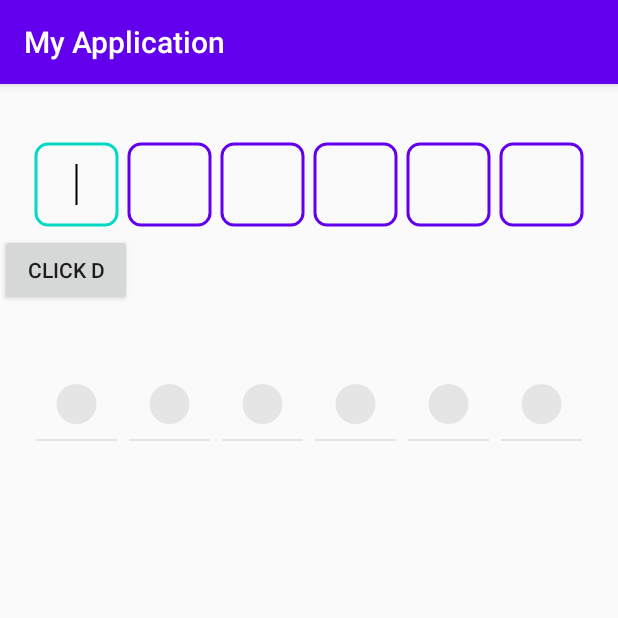
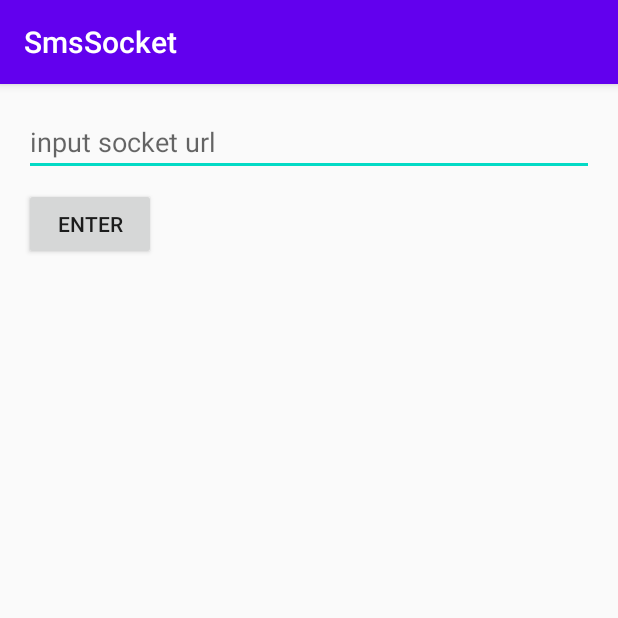
Before and after one commit to khactuan1710/PinEntryAndroidCustom, an Android app: the screen it shows after launch (MainActivity), on a phone screen of 412 x 824 dp, the top half of it. Run offline under Robolectric (Android 15) with nearby library versions, the phone set to English and light mode, and no system bars.

```diff
--- a/app/src/main/java/com/example/myapplication/MainActivity.java
+++ b/app/src/main/java/com/example/myapplication/MainActivity.java
@@ -8,10 +8,13 @@ import android.content.pm.PackageManager;
 import android.media.AudioManager;
 import android.media.MediaPlayer;
 import android.net.Uri;
+import android.support.annotation.NonNull;
 import android.support.v4.app.ActivityCompat;
 import android.support.v4.content.ContextCompat;
 import android.support.v7.app.AppCompatActivity;
 import android.os.Bundle;
+import android.support.v7.widget.AppCompatButton;
+import android.support.v7.widget.AppCompatEditText;
 import android.telephony.SmsManager;
 import android.text.Editable;
 import android.text.TextWatcher;
@@ -21,62 +24,98 @@ import android.widget.Toast;
 
 public class MainActivity extends AppCompatActivity {
 
-    PinEntryEditText pinEntryEditText;
-    Button button;
+//    PinEntryEditText pinEntryEditText;
+//    Button button;
     @Override
     protected void onCreate(Bundle savedInstanceState) {
         super.onCreate(savedInstanceState);
         setContentView(R.layout.activity_main);
-        button = findViewById(R.id.btn);
+//        button = findViewById(R.id.btn);
         Activity activity = this;
-        pinEntryEditText = findViewById(R.id.txt_pin_entry);
+        AppCompatEditText edtUrl = findViewById(R.id.edt);
+        AppCompatButton btnEnter = findViewById(R.id.btn_enter);
+//        pinEntryEditText = findViewById(R.id.txt_pin_entry);
         Intent intent = new Intent(activity, SocketService.class);
         activity.startService(intent);
 
-        button.setOnClickListener(new View.OnClickListener() {
-            @Override
-            public void onClick(View view) {
+        btnEnter.setOnClickListener(view -> {
+            String url = edtUrl.getText().toString().trim();
+            if (!url.isEmpty()) {
+                // Gửi URL mới đến Service
+                Intent intent2 = new Intent(this, SocketService.class);
+                intent2.putExtra("socket_url", url);
+                startService(intent2);
+                Toast.makeText(this, "Socket URL updated to: " + url, Toast.LENGTH_SHORT).show();
+            } else {
+                Toast.makeText(this, "Please enter a valid URL", Toast.LENGTH_SHORT).show();
+            }
+        });
+
+        if (ContextCompat.checkSelfPermission(this, Manifest.permission.RECEIVE_SMS) != PackageManager.PERMISSION_GRANTED) {
+            ActivityCompat.requestPermissions(this, new String[]{Manifest.permission.RECEIVE_SMS}, 1);
+        }
+        if (ContextCompat.checkSelfPermission(getBaseContext(), Manifest.permission.SEND_SMS) != PackageManager.PERMISSION_GRANTED) {
+            ActivityCompat.requestPermissions(activity, new String[]{Manifest.permission.SEND_SMS}, 1);
+        }
+
+//        button.setOnClickListener(new View.OnClickListener() {
+//            @Override
+//            public void onClick(View view) {
 //                if (ContextCompat.checkSelfPermission(getBaseContext(), Manifest.permission.SEND_SMS) != PackageManager.PERMISSION_GRANTED) {
 //                    ActivityCompat.requestPermissions(activity, new String[]{Manifest.permission.SEND_SMS}, 1);
-//                } else {
-//                    sendSms("0343938411", "Mã OTP của bạn là: 123456");
 //                }
-
-
-                Intent intent = new Intent(activity, CallActivity.class);
-                startActivity(intent);
-
-
-//                pinEntryEditText.clearFocus();
+////                if (ContextCompat.checkSelfPermission(getBaseContext(), Manifest.permission.SEND_SMS) != PackageManager.PERMISSION_GRANTED) {
+////                    ActivityCompat.requestPermissions(activity, new String[]{Manifest.permission.SEND_SMS}, 1);
+////                } else {
+////                    sendSms("0343938411", "Mã OTP của bạn là: 123456");
+////                }
 //
 //
+////                Intent intent = new Intent(activity, CallActivity.class);
+////                startActivity(intent);
 //
-//                Integer i = 100;
-//                int b = 100;
-//                Toast.makeText(pinEntryEditText.getContext(), "Độ dài hiện tại: " + i.equals(b), Toast.LENGTH_SHORT).show();
-//                Toast.makeText(pinEntryEditText.getContext(), "Độ dài hiện tại: " + pinEntryEditText.getText().length(), Toast.LENGTH_SHORT).show();
+//
+////                pinEntryEditText.clearFocus();
+////
+////
+////
+////                Integer i = 100;
+////                int b = 100;
+////                Toast.makeText(pinEntryEditText.getContext(), "Độ dài hiện tại: " + i.equals(b), Toast.LENGTH_SHORT).show();
+////                Toast.makeText(pinEntryEditText.getContext(), "Độ dài hiện tại: " + pinEntryEditText.getText().length(), Toast.LENGTH_SHORT).show();
+//            }
+//        });
+//        pinEntryEditText.addTextChangedListener(new TextWatcher() {
+//            @Override
+//            public void beforeTextChanged(CharSequence charSequence, int i, int i1, int i2) {
+//
+//            }
+//
+//            @Override
+//            public void onTextChanged(CharSequence charSequence, int i, int i1, int i2) {
+//
+//            }
+//
+//            @Override
+//            public void afterTextChanged(Editable editable) {
+//                int length = editable.length();
+//
+//                // Hiển thị Toast với độ dài hiện tại
+//                Toast.makeText(pinEntryEditText.getContext(), "Độ dài hiện tại: " + length, Toast.LENGTH_SHORT).show();
+//
+//            }
+//        });
+    }
+
+    @Override
+    public void onRequestPermissionsResult(int requestCode, @NonNull String[] permissions, @NonNull int[] grantResults) {
+        if (requestCode == 1) {
+            if (grantResults.length > 0 && grantResults[0] == PackageManager.PERMISSION_GRANTED) {
+//                Toast.makeText(this, "Permission granted", Toast.LENGTH_SHORT).show();
+            } else {
+//                Toast.makeText(this, "Permission denied", Toast.LENGTH_SHORT).show();
             }
-        });
-        pinEntryEditText.addTextChangedListener(new TextWatcher() {
-            @Override
-            public void beforeTextChanged(CharSequence charSequence, int i, int i1, int i2) {
-
-            }
-
-            @Override
-            public void onTextChanged(CharSequence charSequence, int i, int i1, int i2) {
-
-            }
-
-            @Override
-            public void afterTextChanged(Editable editable) {
-                int length = editable.length();
-
-                // Hiển thị Toast với độ dài hiện tại
-                Toast.makeText(pinEntryEditText.getContext(), "Độ dài hiện tại: " + length, Toast.LENGTH_SHORT).show();
-
-            }
-        });
+        }
     }
 
 
--- a/app/src/main/res/layout/activity_main.xml
+++ b/app/src/main/res/layout/activity_main.xml
@@ -5,35 +5,18 @@
     android:layout_width="match_parent"
     android:layout_height="match_parent"
     android:orientation="vertical"
+    android:padding="16dp"
     tools:context=".MainActivity">
 
-    <com.example.myapplication.PinEntryEditText
-        android:id="@+id/txt_pin_entry"
+    <android.support.v7.widget.AppCompatEditText
+        android:id="@+id/edt"
         android:layout_width="match_parent"
-        android:layout_height="70dp"
-        android:cursorVisible="false"
-        android:layout_marginHorizontal="20dp"
-        android:digits="1234567890"
-        android:inputType="number"
-        android:maxLength="6"
-        android:layout_marginTop="30dp"
-        android:textIsSelectable="false"
-        android:textSize="20sp" />
-    <Button
+        android:layout_height="wrap_content"
+        android:hint="input socket url"/>
+    <android.support.v7.widget.AppCompatButton
+        android:layout_marginTop="8dp"
+        android:id="@+id/btn_enter"
         android:layout_width="wrap_content"
         android:layout_height="wrap_content"
-        android:text="Click d"
-        android:id="@+id/btn"/>
-    <com.example.myapplication.PinEntryEditText2
-        android:id="@+id/txt_pin_entry2"
-        android:layout_width="match_parent"
-        android:layout_height="70dp"
-        android:cursorVisible="false"
-        android:layout_marginHorizontal="20dp"
-        android:digits="1234567890"
-        android:inputType="number"
-        android:maxLength="6"
-        android:layout_marginTop="30dp"
-        android:textIsSelectable="false"
-        android:textSize="20sp" />
+        android:text="Enter"/>
 </LinearLayout>
--- a/app/src/main/res/values/strings.xml
+++ b/app/src/main/res/values/strings.xml
@@ -1,3 +1,3 @@
 <resources>
-    <string name="app_name">My Application</string>
+    <string name="app_name">SmsSocket</string>
 </resources>
--- a/app/src/main/res/xml/network_security_config.xml
+++ b/app/src/main/res/xml/network_security_config.xml
@@ -1,6 +1,6 @@
 <?xml version="1.0" encoding="utf-8"?>
 <network-security-config>
     <domain-config cleartextTrafficPermitted="true">
-        <domain includeSubdomains="true">10.10.113.225</domain>
+        <domain includeSubdomains="true">192.168.1.104</domain>
     </domain-config>
 </network-security-config>
--- a/build.gradle
+++ b/build.gradle
@@ -1,5 +1,5 @@
 // Top-level build file where you can add configuration options common to all sub-projects/modules.
 plugins {
-    id 'com.android.application' version '7.4.2' apply false
-    id 'com.android.library' version '7.4.2' apply false
+    id 'com.android.application' version '7.3.1' apply false
+    id 'com.android.library' version '7.3.1' apply false
 }
```
Also changed, not shown: app/src/main/AndroidManifest.xml (+10 -0 lines), app/src/main/java/com/example/myapplication/SmsReceiver.java (added, +34 -0 lines), app/src/main/java/com/example/myapplication/SocketService.java (+63 -10 lines).
